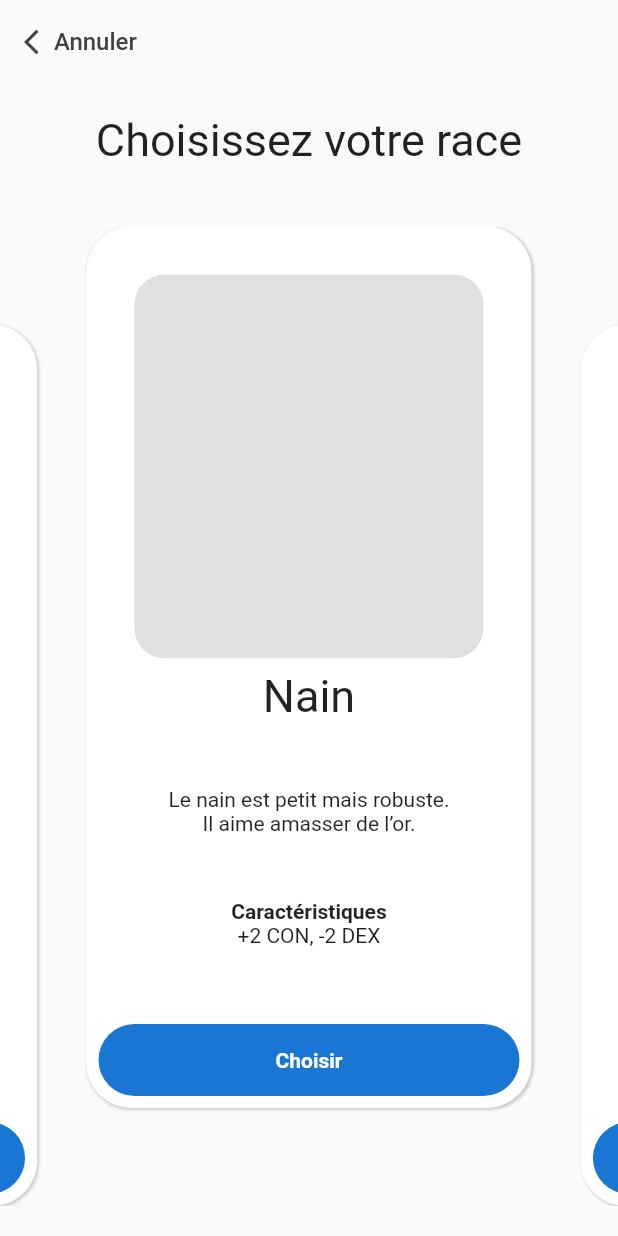
After one commit to remi-martin/alpharoll_assets, a Flutter app: the screen it shows after launch, after a tap on "Characters page view", on a phone screen of 412 x 824 dp. The commit adds this screen. Run offline on Flutter 3.47's test engine with Material 2 defaults, Android fonts, the phone set to English and light mode, and no system bars; our stand-ins replace custom_refresh_indicator, flutter_keyboard_visibility, flutter_slidable, flutter_svg, pinput, sensors and 2 more; missing offline and left inert: confirm_dialog, qr_code_scanner.

Commit message:
added character page view

```diff
--- a/lib/main.dart
+++ b/lib/main.dart
@@ -1,14 +1,13 @@
 import 'package:alpha_roll/views/action_list_view.dart';
 import 'package:alpha_roll/views/animated_page_scroll_view.dart';
+import 'package:alpha_roll/views/character_page_view.dart';
 import 'package:alpha_roll/views/circular_bottom_navigation_view.dart';
 import 'package:alpha_roll/views/processing_view.dart';
 import 'package:alpha_roll/views/tooltip_list_view.dart';
 import 'package:alpha_roll/widgets/long_press_dial.dart';
 import 'package:alpha_roll/widgets/search_bar.dart';
 import 'package:custom_refresh_indicator/custom_refresh_indicator.dart';
-import 'package:flutter/foundation.dart';
 import 'package:flutter/material.dart';
-import 'package:flutter/rendering.dart';
 import 'package:flutter/services.dart';
 
 import 'widgets/animated_processing.dart';
@@ -159,6 +158,17 @@ class _MainViewState extends State<MainView> {
                         ),
                       ),
                     ),
+                    GestureDetector(
+                      onTap: () => Navigator.of(context).push(
+                          MaterialPageRoute(builder: (_) => const CharacterPageView())
+                      ),
+                      child: const Card(
+                        child: Padding(
+                          padding: EdgeInsets.all(20.0),
+                          child: Text('Characters page view', textAlign: TextAlign.center,),
+                        ),
+                      ),
+                    ),
                   ])),
                 ],
               ),
--- a/lib/views/camera_view.dart
+++ b/lib/views/camera_view.dart
@@ -100,6 +100,7 @@ class _CameraViewState extends State<CameraView> {
             if(position >= 1) {
               _controller!.stopCamera();
             } else {
+              _focusNode.unfocus();
               _controller!.resumeCamera();
             }
           }),
--- /dev/null
+++ b/lib/views/character_page_view.dart
@@ -0,0 +1,381 @@
+import 'dart:async';
+
+import 'package:flutter/cupertino.dart';
+import 'package:flutter/material.dart';
+
+class CharacterPageView extends StatefulWidget {
+  const CharacterPageView({Key? key}) : super(key: key);
+
+  @override
+  State<CharacterPageView> createState() => _CharacterPageViewState();
+}
+
+class _CharacterPageViewState extends State<CharacterPageView> {
+  late final PageController _pageController;
+
+  late double _pageOffset;
+
+  final int length = 10;
+
+  @override
+  void initState() {
+    _pageController = PageController(
+      viewportFraction: 0.8,
+      initialPage: length ~/ 2,
+    )..addListener(() {
+        if (mounted && _pageController.page != null) {
+          setState(() {
+            _pageOffset = _pageController.page!;
+          });
+        }
+      });
+    _pageOffset = _pageController.initialPage.toDouble();
+    super.initState();
+  }
+
+  @override
+  dispose() {
+    _pageController.dispose();
+    super.dispose();
+  }
+
+  double _getPageOffset(int index) {
+    if (_pageOffset.floor() == index) {
+      return 1 - (_pageOffset - _pageOffset.floor()).abs();
+    } else if (_pageOffset.ceil() == index) {
+      return (_pageOffset - _pageOffset.floor()).abs();
+    }
+    return 0;
+  }
+
+  @override
+  Widget build(BuildContext context) {
+    return Scaffold(
+      appBar: AppBar(
+        backgroundColor: Colors.transparent,
+        foregroundColor: Colors.grey.shade800,
+        elevation: 0,
+        automaticallyImplyLeading: false,
+        title: Row(
+          mainAxisSize: MainAxisSize.min,
+          crossAxisAlignment: CrossAxisAlignment.center,
+          children: const [
+            Icon(Icons.arrow_back_ios, size: 20),
+            Text(
+              "Annuler",
+              style: TextStyle(fontSize: 16),
+            ),
+          ],
+        ),
+      ),
+      body: Column(
+        children: [
+          const Padding(
+            padding: EdgeInsets.symmetric(
+              vertical: 20,
+            ),
+            child: Text(
+              "Choisissez votre race",
+              style: TextStyle(fontSize: 30),
+            ),
+          ),
+          Expanded(
+            child: Padding(
+              padding: const EdgeInsets.symmetric(vertical: 20),
+              child: PageView.builder(
+                controller: _pageController,
+                physics: const BouncingScrollPhysics(),
+                itemCount: length,
+                itemBuilder: (context, index) {
+                  return Align(
+                    alignment: Alignment.lerp(
+                      Alignment.bottomCenter,
+                      Alignment.topCenter,
+                      _getPageOffset(index),
+                    )!,
+                    child: CharacterCard(
+                      index: index,
+                      pageOffset: _getPageOffset(index),
+                      onAction: () {
+                        Navigator.of(context).push(
+                          PageRouteBuilder(
+                            pageBuilder:
+                                (context, animation, secondaryAnimation) =>
+                                    CharacterPage(
+                              index: index,
+                            ),
+                            opaque: false,
+                          ),
+                        );
+                      },
+                    ),
+                  );
+                },
+              ),
+            ),
+          )
+        ],
+      ),
+    );
+  }
+}
+
+class CharacterCard extends StatefulWidget {
+  const CharacterCard(
+      {Key? key, this.onAction, this.pageOffset = 0.0, this.index = 0})
+      : super(key: key);
+
+  final Function()? onAction;
+  final double pageOffset;
+  final int index;
+
+  @override
+  State<CharacterCard> createState() => _CharacterCardState();
+}
+
+class _CharacterCardState extends State<CharacterCard> {
+  late final Timer _timer;
+
+  double _dragOffset = 0.0;
+  double _filteredDragOffset = 0.0;
+
+  @override
+  void initState() {
+    super.initState();
+    _timer = Timer.periodic(const Duration(milliseconds: 16), (timer) {
+      if ((_dragOffset * 1000).floor() !=
+          (_filteredDragOffset * 1000).floor()) {
+        setState(() {
+          _filteredDragOffset += (_dragOffset - _filteredDragOffset) * 0.1;
+        });
+      }
+    });
+  }
+
+  @override
+  void dispose() {
+    _timer.cancel();
+    super.dispose();
+  }
+
+  @override
+  Widget build(BuildContext context) {
+    return LayoutBuilder(
+      builder: (context, constraints) {
+        double maxOffset = MediaQuery.of(context).size.height / 4;
+        return GestureDetector(
+          onVerticalDragStart: (details) => setState(() {
+            _dragOffset = 0;
+          }),
+          onVerticalDragUpdate: (details) => setState(() {
+            _dragOffset += details.delta.dy * 0.7;
+            if (_dragOffset > maxOffset) _dragOffset = maxOffset;
+            if (_dragOffset < 0) _dragOffset = 0;
+          }),
+          onVerticalDragEnd: (details) => setState(() {
+            if (_filteredDragOffset > maxOffset * 0.8 &&
+                widget.onAction != null) widget.onAction!();
+            _dragOffset = 0;
+          }),
+          onTap: widget.onAction,
+          child: Transform.translate(
+            offset: Offset(0, _filteredDragOffset),
+            child: Hero(
+              tag: 'card ${widget.index}',
+              child: Container(
+                height: constraints.maxHeight * 0.9,
+                width: constraints.maxWidth * 0.9,
+                decoration: BoxDecoration(
+                  borderRadius: BorderRadius.circular(30),
+                  color: Theme.of(context).cardColor,
+                  boxShadow: [
+                    BoxShadow(
+                      color: Colors.grey.withOpacity(0.5),
+                      blurRadius: 1,
+                      spreadRadius: 0.1,
+                      offset: const Offset(1, 1),
+                    ),
+                  ],
+                ),
+                child: ClipRRect(
+                  borderRadius: BorderRadius.circular(30),
+                  child: Column(
+                    children: [
+                      Padding(
+                        padding: const EdgeInsets.only(
+                            top: 32, left: 32, right: 32, bottom: 8),
+                        child:
+                            LayoutBuilder(builder: (context, innerConstraints) {
+                          return SizedBox(
+                            width: innerConstraints.maxWidth,
+                            height: innerConstraints.maxWidth * 1.1,
+                            child: Container(
+                              decoration: BoxDecoration(
+                                color: Colors.grey.shade300,
+                                borderRadius: BorderRadius.circular(20),
+                              ),
+                            ),
+                          );
+                        }),
+                      ),
+                      Expanded(
+                        child: Column(
+                          mainAxisAlignment: MainAxisAlignment.spaceBetween,
+                          crossAxisAlignment: CrossAxisAlignment.stretch,
+                          children: [
+                            const Center(
+                                child: Text(
+                              "Nain",
+                              style: TextStyle(
+                                fontSize: 30,
+                              ),
+                            )),
+                            const Text(
+                              "Le nain est petit mais robuste.\nIl aime amasser de l’or. ",
+                              textAlign: TextAlign.center,
+                            ),
+                            Column(
+                              children: const [
+                                Text(
+                                  "Caractéristiques",
+                                  style: TextStyle(fontWeight: FontWeight.bold),
+                                ),
+                                Text("+2 CON, -2 DEX"),
+                              ],
+                            ),
+                            Container(
+                              margin: const EdgeInsets.all(8),
+                              padding: const EdgeInsets.all(16),
+                              decoration: BoxDecoration(
+                                  borderRadius: BorderRadius.circular(24),
+                                  color: Colors.blue.shade700),
+                              child: const Text(
+                                "Choisir",
+                                textAlign: TextAlign.center,
+                                style: TextStyle(
+                                    color: Colors.white,
+                                    fontWeight: FontWeight.bold),
+                              ),
+                            ),
+                          ],
+                        ),
+                      ),
+                    ],
+                  ),
+                ),
+              ),
+            ),
+          ),
+        );
+      },
+    );
+  }
+}
+
+class CharacterPage extends StatefulWidget {
+  const CharacterPage({Key? key, this.index = 0}) : super(key: key);
+
+  final int index;
+
+  @override
+  State<CharacterPage> createState() => _CharacterPageState();
+}
+
+class _CharacterPageState extends State<CharacterPage> {
+  late final Timer _timer;
+
+  final double _dragStartDelay = 100;
+
+  double _dragPosition = 0.0;
+  double _dragOffset = 0.0;
+  double _filteredDragOffset = 0.0;
+
+  @override
+  void initState() {
+    super.initState();
+    _timer = Timer.periodic(const Duration(milliseconds: 16), (timer) {
+      if ((_dragOffset * 1000).floor() !=
+          (_filteredDragOffset * 1000).floor()) {
+        setState(() {
+          _filteredDragOffset += (_dragOffset - _filteredDragOffset) * 0.1;
+        });
+      }
+    });
+  }
+
+  @override
+  void dispose() {
+    _timer.cancel();
+    super.dispose();
+  }
+
+  @override
+  Widget build(BuildContext context) {
+    MediaQueryData screen = MediaQuery.of(context);
+    double maxOffset = screen.size.height + _dragStartDelay;
+    return GestureDetector(
+      onVerticalDragStart: (details) => setState(() {
+        _dragPosition = 0;
+        _dragOffset = 0;
+      }),
+      onVerticalDragUpdate: (details) => setState(() {
+        _dragPosition += details.delta.dy * 0.8;
+        if (_dragPosition < _dragStartDelay) return;
+        if (_dragPosition > maxOffset) {
+          _dragOffset = 1;
+        } else if (_dragPosition < 0) {
+          _dragOffset = 0;
+        } else {
+          _dragOffset = _dragPosition / maxOffset;
+        }
+
+        if (_filteredDragOffset > 0.4) Navigator.of(context).pop();
+      }),
+      onVerticalDragEnd: (details) => setState(() {
+        _dragPosition = 0;
+        _dragOffset = 0;
+      }),
+      child: Transform.translate(
+        offset: Offset(0, _filteredDragOffset * screen.size.height),
+        child: Transform.scale(
+          scale: 1 - (0.3 * _filteredDragOffset),
+          child: Hero(
+            tag: 'card ${widget.index}',
+            child: Container(
+              padding: const EdgeInsets.all(20),
+              alignment: Alignment.topCenter,
+              decoration: BoxDecoration(
+                color: Theme.of(context).cardColor,
+                borderRadius:
+                    BorderRadius.circular(30 * _filteredDragOffset * 2),
+                boxShadow: [
+                  BoxShadow(
+                    color: Colors.grey.withOpacity(0.5),
+                    blurRadius: 1,
+                    spreadRadius: 0.1,
+                    offset: const Offset(1, 1),
+                  ),
+                ],
+              ),
+              child: Padding(
+                padding: EdgeInsets.only(
+                    top: screen.padding.top * (1 - _filteredDragOffset * 2)),
+                child: LayoutBuilder(builder: (context, innerConstraints) {
+                  return SizedBox.square(
+                    dimension: innerConstraints.maxWidth,
+                    child: Container(
+                      decoration: BoxDecoration(
+                        color: Colors.grey,
+                        borderRadius: BorderRadius.circular(20),
+                      ),
+                    ),
+                  );
+                }),
+              ),
+            ),
+          ),
+        ),
+      ),
+    );
+  }
+}
--- a/pubspec.yaml
+++ b/pubspec.yaml
@@ -44,7 +44,7 @@ dependencies:
   flutter_keyboard_visibility: ^5.2.0
   flutter_slidable:
     git:
-      url: git://github.com/remi-martin/flutter_slidable.git
+      url: https://github.com/remi-martin/flutter_slidable.git
   flutter_svg: ^1.0.3
   confirm_dialog: ^1.0.1
   sensors:
```
